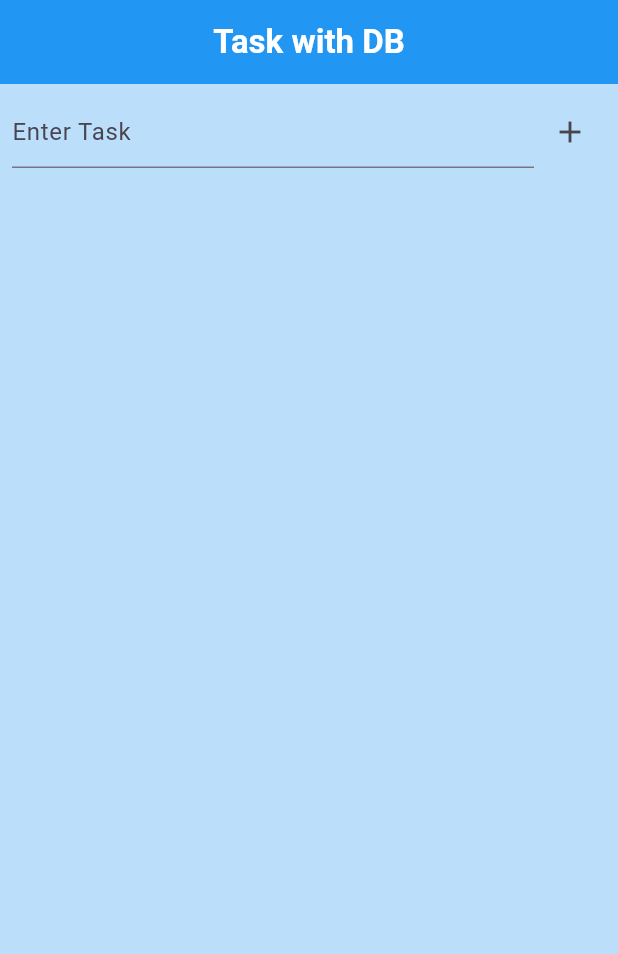
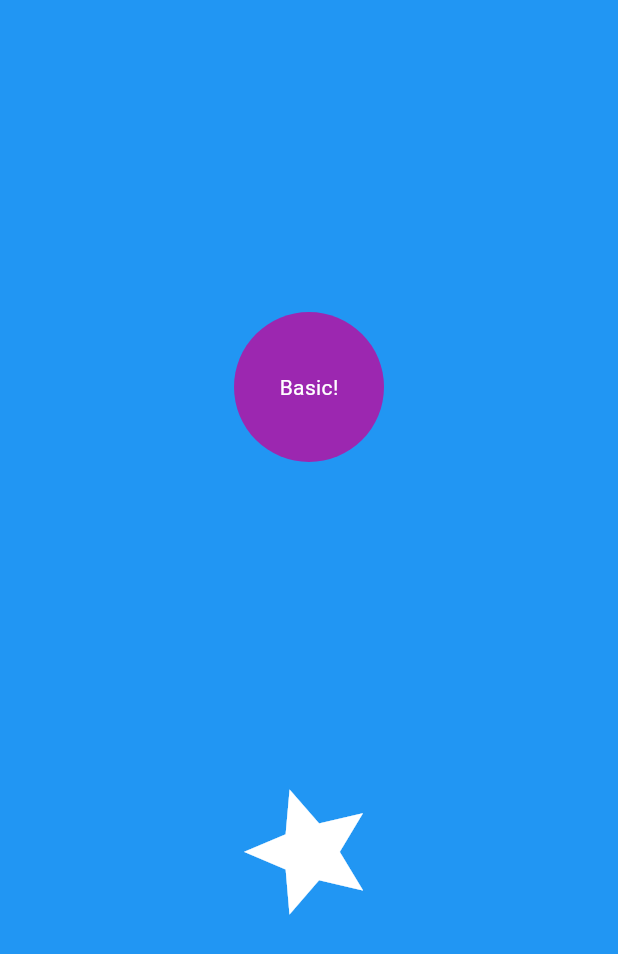
Before and after one commit to rokayaraka/Flutter-by-Modules, a Flutter app: the screen it shows after launch, on a phone screen of 412 x 824 dp. Shown: the top 954 px of the screen. Run offline on Flutter 3.47's test engine with Material 3 defaults, Android fonts, the phone set to English and light mode, and no system bars; our stand-ins replace flutter_screenutil, font_awesome_flutter, lottie, percent_indicator, smooth_page_indicator, sqflite; accounts and stored records are empty.

Commit message:
v11-animdo

```diff
--- /dev/null
+++ b/lib/Animations/udemy Practice/Animdo/Pages/AnimdoHomePage.dart
@@ -0,0 +1,110 @@
+import 'dart:math';
+
+import 'package:flutter/material.dart';
+
+class AnimdoHomePage extends StatefulWidget {
+  const AnimdoHomePage({super.key});
+
+  @override
+  State<AnimdoHomePage> createState() => _AnimdoHomePageState();
+}
+
+class _AnimdoHomePageState extends State<AnimdoHomePage> with SingleTickerProviderStateMixin{
+
+  double _buttonRadius=100;
+
+  final Tween<double> _backgroundScale = Tween<double>(begin: 0.0,end: 1.0);
+
+  AnimationController? _startAnimationController;
+
+  @override
+  void initState() {
+
+    super.initState();
+    _startAnimationController=AnimationController(
+      vsync: this,
+      duration: const Duration(seconds: 4),
+      );
+
+      _startAnimationController!.repeat();
+  }
+  @override
+  //Animated
+  //Animated Container
+  Widget build(BuildContext context) {
+    return Scaffold(
+      body: Stack(
+        clipBehavior: Clip.none,
+        children: [
+          _pageBackgroud(),
+          Column(
+            mainAxisAlignment: MainAxisAlignment.spaceEvenly,
+            mainAxisSize: MainAxisSize.max,
+            crossAxisAlignment: CrossAxisAlignment.center,
+            children: [
+              _circularAnimationButton(),
+              _starIcon(),
+
+            ],
+          ),
+
+           ],
+      ),
+    );
+  }
+
+  Widget _pageBackgroud() {
+    return TweenAnimationBuilder(
+      tween: _backgroundScale,
+      curve: Curves.easeInOutCubicEmphasized,
+      duration: Duration(seconds: 1),
+      builder: (context,scale,child){
+       return Transform.scale(scale: scale,child: child,);
+      },
+      child: Container(color: Colors.blue),
+      );
+  }
+
+
+  Widget _circularAnimationButton(){
+    return Center(
+      child: GestureDetector(
+        onTap: (){
+          setState(() {
+            _buttonRadius+=_buttonRadius==200 ? -100:100;
+          });
+        },
+        child: AnimatedContainer(
+          duration:const Duration(seconds: 2),
+          //curve: Curves.bounceIn,
+          height: _buttonRadius,
+          width: _buttonRadius,
+          decoration: BoxDecoration(
+            color: Colors.purple,
+            borderRadius: BorderRadius.circular(_buttonRadius)
+          ),
+          child: Center(
+            child: Text("Basic!",style: TextStyle(color: Colors.white),)
+            ,
+          ),
+
+        ),
+      ),
+    );
+  }
+
+  Widget _starIcon(){
+    return AnimatedBuilder(
+      animation: _startAnimationController!.view,
+      builder: (buildContext,child){
+        return Transform.rotate(
+          angle: _startAnimationController!.value*2*pi,
+        child: child,
+        );
+      },
+      child: Icon(Icons.star,
+    size: 100,
+    color: Colors.white,
+    ),);
+  }
+}
--- a/lib/app.dart
+++ b/lib/app.dart
@@ -18,6 +18,7 @@
 //import 'package:course_flutter_codes/module15/class2.dart';
 //import 'package:course_flutter_codes/ResponsiveDesign/responsiveHome.dart';
 
+import 'package:course_flutter_codes/Animations/udemy%20Practice/Animdo/Pages/AnimdoHomePage.dart';
 import 'package:course_flutter_codes/module17/ui/task_homepage.dart';
 // import 'package:course_flutter_codes/Navigation/newItem.dart';
 // import 'package:course_flutter_codes/task%20sh/task2.dart';
@@ -50,7 +51,7 @@ class MyApp extends StatelessWidget {
       //home: UsingLottie(),
       //home: PagesViewd(),
       //home: Module14Class3(),
-      home: TaskHomePage(),
+      home: AnimdoHomePage(),
 
 
       // initialRoute: "/",
```
